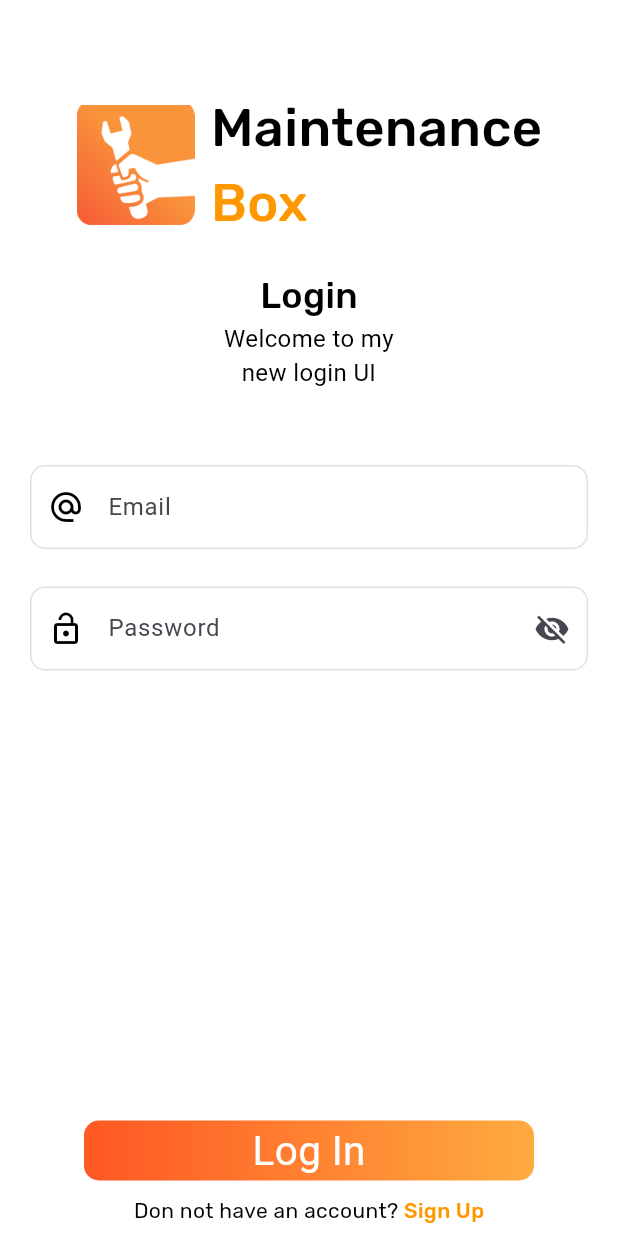
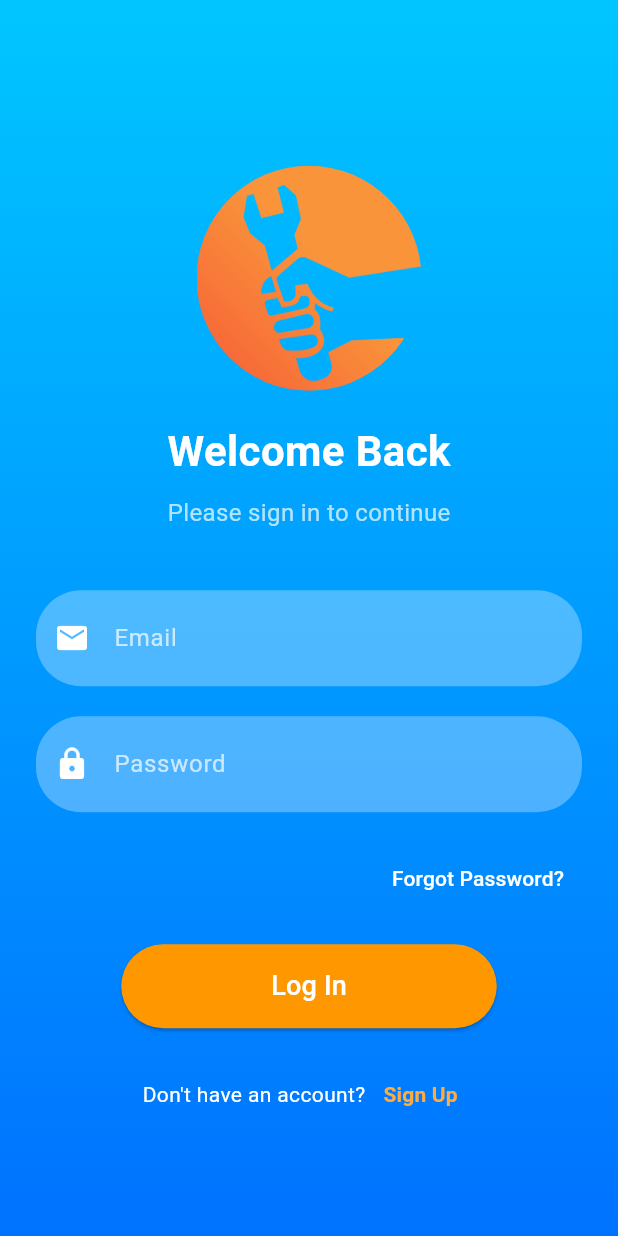
Before and after one commit to Fazal-e-Haq11/login_ui, a Flutter app: the screen it shows after launch, on a phone screen of 412 x 824 dp. Run offline on Flutter 3.47's test engine with Material 3 defaults, Android fonts, the phone set to English and light mode, and no system bars; Roboto replaces fonts that are missing (rubik_regular).

Commit message:
design new UI

```diff
--- a/lib/main.dart
+++ b/lib/main.dart
@@ -7,172 +7,160 @@ void main() {
 class MyApp extends StatelessWidget {
   const MyApp({super.key});
 
-
-
   @override
   Widget build(BuildContext context) {
     return MaterialApp(
       debugShowCheckedModeBanner: false,
       home: Scaffold(
-        backgroundColor: Colors.white,
-
         body: SafeArea(
-
+          child: Container(
+            decoration: const BoxDecoration(
+              gradient: LinearGradient(
+                colors: [Color(0xFF00C6FF), Color(0xFF0072FF)],
+                begin: Alignment.topCenter,
+                end: Alignment.bottomCenter,
+              ),
+            ),
+            child: Center(
+              child: SingleChildScrollView(
+                padding: const EdgeInsets.symmetric(horizontal: 24.0),
                 child: Column(
+                  mainAxisAlignment: MainAxisAlignment.center,
                   children: [
                     const SizedBox(height: 60),
-
-              const Row(
-                mainAxisAlignment: MainAxisAlignment.center,
-                crossAxisAlignment: CrossAxisAlignment.center,
-                children: [
-                  Image(
-                    height: 80,
-                    width: 80,
+                    // Custom Logo
+                    Container(
+                      height: 150.0,
+                      width: 150.0,
+                      decoration: const BoxDecoration(
+                        shape: BoxShape.circle,
+                        image: DecorationImage(
                           image: AssetImage('images/logo.png'),
-                  ),
-                  SizedBox(width: 10),
-                  Column(
-                    crossAxisAlignment: CrossAxisAlignment.start,
-                    children: [
-                      Text(
-                        'Maintenance',
-                        style: TextStyle(
-                          color: Colors.black,
-                          fontSize: 35,
-                          fontFamily: 'RubikMedium',
+                          fit: BoxFit.cover,
                         ),
                       ),
-                        // Adjust the height as needed
-                      Text(
-                        'Box',
+                    ),
+                    const SizedBox(height: 20),
+                    const Text(
+                      'Welcome Back',
                       style: TextStyle(
-                          fontSize: 35,
-                          color: Colors.orange,
-                          fontFamily: 'RubikMedium',
+                        fontSize: 28,
+                        fontWeight: FontWeight.bold,
+                        color: Colors.white,
+                      ),
+                    ),
+                    const SizedBox(height: 10),
+                    const Text(
+                      'Please sign in to continue',
+                      style: TextStyle(
+                        fontSize: 16,
+                        color: Colors.white70,
+                      ),
+                    ),
+                    const SizedBox(height: 40),
+                    _buildTextField(
+                      hintText: 'Email',
+                      icon: Icons.email,
+                      obscureText: false,
+                    ),
+                    const SizedBox(height: 20),
+                    _buildTextField(
+                      hintText: 'Password',
+                      icon: Icons.lock,
+                      obscureText: true,
+                    ),
+                    const SizedBox(height: 20),
+                    Align(
+                      alignment: Alignment.centerRight,
+                      child: TextButton(
+                        onPressed: () {
+                          // Handle "Forgot Password"
+                        },
+                        child: const Text(
+                          'Forgot Password?',
+                          style: TextStyle(color: Colors.white),
+                        ),
+                      ),
+                    ),
+                    const SizedBox(height: 20),
+                    ElevatedButton(
+
+                      onPressed: () {
+                        // Handle login
+                      },
+
+                      style: ElevatedButton.styleFrom(
+
+                        padding: const EdgeInsets.symmetric(
+                            horizontal: 100, vertical: 15),
+                        shape: RoundedRectangleBorder(
+                          borderRadius: BorderRadius.circular(30),
+
+                        ),
+                        backgroundColor: Colors.orange,
+
+                      ),
+                      child: const Text(
+                        'Log In',
+                        style: TextStyle(
+                          fontSize: 18,
+                          color: Colors.white,
+                        ),
+                      ),
+                    ),
+                    const SizedBox(height: 20),
+                    Row(
+                      mainAxisAlignment: MainAxisAlignment.center,
+                      children: [
+                        const Text(
+                          "Don't have an account?",
+                          style: TextStyle(color: Colors.white),
+                        ),
+                        TextButton(
+                          onPressed: () {
+                            // Handle sign up
+                          },
+                          child: const Text(
+                            'Sign Up',
+                            style: TextStyle(
+                              color: Colors.orangeAccent,
+                              fontWeight: FontWeight.bold,
+                            ),
                           ),
                         ),
                       ],
                     ),
+                    const SizedBox(height: 20),
                   ],
-              ),
-
-              const SizedBox(height: 20,),
-              const Center(
-                child: Text(
-                  'Login',
-                  style: TextStyle(
-                    fontSize: 24,
-                    color: Colors.black,
-                    fontFamily: 'RubikMedium',
                 ),
               ),
             ),
-              const Center(
-                child: Text(
-                  'Welcome to my \nnew login UI',
-                  textAlign: TextAlign.center,
-                  style: TextStyle(
-                    fontSize: 16,
-                    color: Colors.black,
-                    fontFamily: 'rubik_regular',
-                  ),
-                ),
-              ),
-
-              const SizedBox(height: 50,),
-
-              Padding(
-                padding: const EdgeInsets.only(left: 20,right: 20),
-                child: TextFormField(
-                  decoration:   InputDecoration(
-                    hintText: 'Email',
-                    fillColor: Colors.white60,
-                    filled: true,
-                    prefixIcon: const Icon(Icons.alternate_email,color: Colors.black,),
-                    focusedBorder: OutlineInputBorder(
-                borderSide: const BorderSide(color: Colors.orangeAccent),
-                      borderRadius: BorderRadius.circular(10),
-                    ),
-                    enabledBorder: OutlineInputBorder(
-                      borderSide: const BorderSide(color: Colors.black12),
-                      borderRadius: BorderRadius.circular(10),
-                    ),
-                  ),
-                ),
-              ),
-
-             const SizedBox(height: 25,),
-
-             Padding(
-               padding: const EdgeInsets.only(left: 20,right: 20),
-
-               child: TextFormField(
-                 decoration:   InputDecoration(
-
-                   hintText: 'Password',
-                   fillColor: Colors.white60,
-                   filled: true,
-                   prefixIcon: const Icon(Icons.lock_open,color: Colors.black,),
-                   suffixIcon: const Icon(Icons.visibility_off,),
-                   focusedBorder: OutlineInputBorder(
-                     borderSide: const BorderSide(color: Colors.orangeAccent),
-                     borderRadius: BorderRadius.circular(10),
-                   ),
-                   enabledBorder: OutlineInputBorder(
-                     borderSide: const BorderSide(color: Colors.black12),
-                     borderRadius: BorderRadius.circular(10),
-                   ),
-                 ),
-               ),
-             ),
-              const SizedBox(height: 300,),
-
-              Container(
-                decoration: BoxDecoration(
-                  gradient: const LinearGradient(colors: [Colors.deepOrange,Colors.orangeAccent]),
-                  borderRadius: BorderRadius.circular(10),
-
-                ),
-                height: 40,width: 300,
-                child: const Center(
-                  child: Text('Log In',
-                  style: TextStyle(
-                    fontSize: 27,
-                    color: Colors.white
-                  ),),
-                ),
-              ),
-
-             const SizedBox(height: 10,),
-
-                const Row(
-                  mainAxisAlignment: MainAxisAlignment.center,
-                children: [
-                      Text(
-                        'Don not have an account? ',
-                        style: TextStyle(
-                          fontSize: 14,
-                          color: Colors.black,
-                          fontFamily: 'RubikRegular',
-                        ),
-                      ),
-                  Text(
-                    'Sign Up',
-                    style: TextStyle(
-                      fontSize: 14,
-                      color: Colors.orange,
-                      fontFamily: 'RubikMedium',
-                    ),
-
-                  ),
-
-                ],
-              )
-            ],
           ),
         ),
       ),
     );
   }
+
+  Widget _buildTextField(
+      {required String hintText,
+        required IconData icon,
+        required bool obscureText}) {
+    return TextField(
+      obscureText: obscureText,
+      decoration: InputDecoration(
+        hintText: hintText,
+        prefixIcon: Icon(icon, color: Colors.white),
+        filled: true,
+        fillColor: Colors.white.withOpacity(0.3),
+        contentPadding: const EdgeInsets.symmetric(vertical: 20.0),
+        border: OutlineInputBorder(
+          borderRadius: BorderRadius.circular(30),
+          borderSide: BorderSide.none,
+        ),
+        hintStyle: const TextStyle(color: Colors.white70),
+      ),
+      style: const TextStyle(color: Colors.white),
+      cursorColor: Colors.white,
+    );
   }
+}
```
Lines whose indentation alone changed are shown as unchanged.
